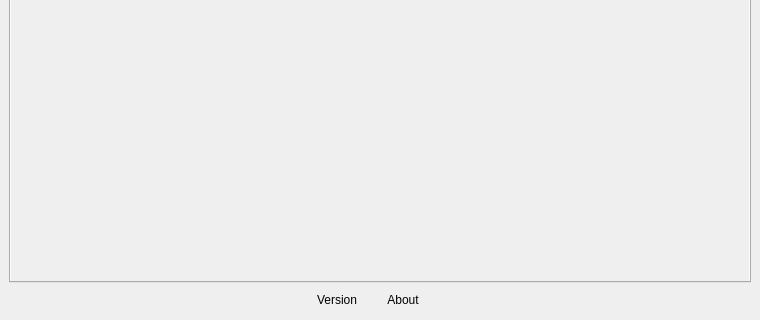
This is ui/acatama_dockwidget.ui in SMByC/AcATaMa as Qt 5 draws it before an edit; both pictures show x 0 to 760 and y 935 to 1255 of the 760 by 1255 pixel window. The edited form follows.
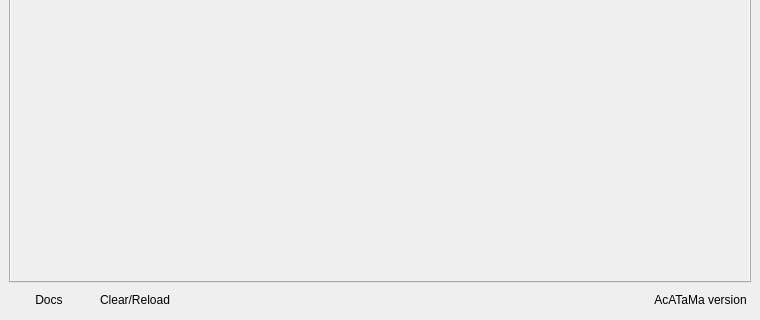
This is the edited form. Icons and pictures are not drawn. Custom widgets are drawn as their Qt base class.

Commit message: Implemented new icon/actions for open the plugin docs, about dialog and for clear all and reload the plugin

What changed in the file:
```diff
--- a/ui/acatama_dockwidget.ui
+++ b/ui/acatama_dockwidget.ui
@@ -1496,6 +1496,46 @@
        <property name="margin">
         <number>0</number>
        </property>
+       <item>
+        <widget class="QPushButton" name="QPBtn_PluginDocs">
+         <property name="cursor">
+          <cursorShape>WhatsThisCursor</cursorShape>
+         </property>
+         <property name="toolTip">
+          <string>Open the documentation for AcATaMa</string>
+         </property>
+         <property name="text">
+          <string>Docs</string>
+         </property>
+         <property name="icon">
+          <iconset>
+           <normaloff>:/plugins/AcATaMa/icons/about.svg</normaloff>:/plugins/AcATaMa/icons/about.svg</iconset>
+         </property>
+         <property name="flat">
+          <bool>true</bool>
+         </property>
+        </widget>
+       </item>
+       <item>
+        <widget class="QPushButton" name="QPBtn_PluginClearReload">
+         <property name="cursor">
+          <cursorShape>PointingHandCursor</cursorShape>
+         </property>
+         <property name="toolTip">
+          <string>Clear all and reload the AcATaMa plugin.</string>
+         </property>
+         <property name="text">
+          <string>Clear/Reload</string>
+         </property>
+         <property name="icon">
+          <iconset>
+           <normaloff>:/plugins/AcATaMa/icons/reload.svg</normaloff>:/plugins/AcATaMa/icons/reload.svg</iconset>
+         </property>
+         <property name="flat">
+          <bool>true</bool>
+         </property>
+        </widget>
+       </item>
        <item>
         <spacer name="horizontalSpacer_10">
          <property name="orientation">
@@ -1510,44 +1550,25 @@
         </spacer>
        </item>
        <item>
-        <widget class="QLabel" name="plugin_version">
-         <property name="text">
-          <string>Version</string>
-         </property>
-         <property name="scaledContents">
-          <bool>false</bool>
-         </property>
-         <property name="margin">
-          <number>6</number>
-         </property>
-        </widget>
-       </item>
-       <item>
-        <widget class="QPushButton" name="button_about">
+        <widget class="QPushButton" name="QPBtn_PluginInfo">
          <property name="cursor">
           <cursorShape>WhatsThisCursor</cursorShape>
          </property>
-         <property name="text">
+         <property name="toolTip">
           <string>About</string>
          </property>
+         <property name="text">
+          <string>AcATaMa version</string>
+         </property>
+         <property name="icon">
+          <iconset>
+           <normaloff>:/plugins/AcATaMa/icons/acatama.svg</normaloff>:/plugins/AcATaMa/icons/acatama.svg</iconset>
+         </property>
          <property name="flat">
           <bool>true</bool>
          </property>
         </widget>
        </item>
-       <item>
-        <spacer name="horizontalSpacer_12">
-         <property name="orientation">
-          <enum>Qt::Horizontal</enum>
-         </property>
-         <property name="sizeHint" stdset="0">
-          <size>
-           <width>40</width>
-           <height>20</height>
-          </size>
-         </property>
-        </spacer>
-       </item>
       </layout>
      </widget>
     </item>
```
The commit also changes 2 other files.
